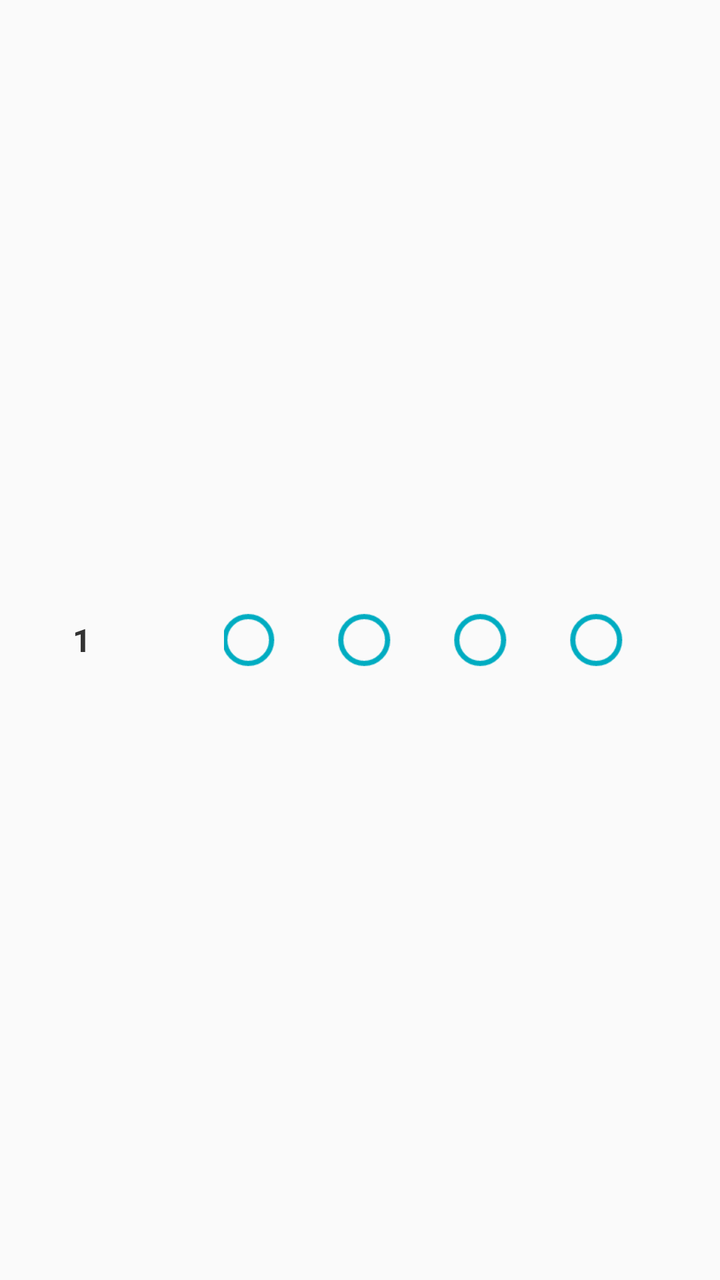
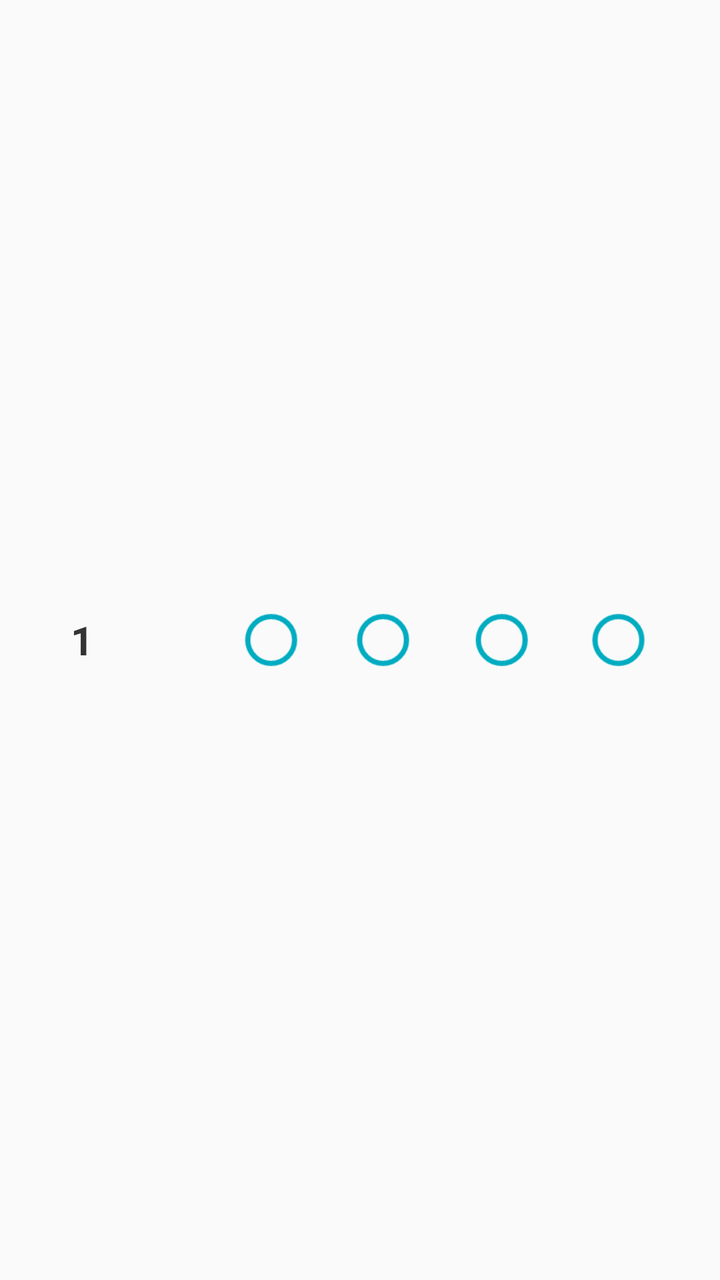

The first picture is an Android layout as it rendered before a commit; the second is the same layout after the commit. The layout source and the unified diff follow.
<!-- AndroidManifest.xml: application theme Theme.Android_Python -->
<!-- res/layout/item_choice_row.xml -->
<?xml version="1.0" encoding="utf-8"?>
<LinearLayout xmlns:android="http://schemas.android.com/apk/res/android"
    android:layout_width="match_parent"
    android:layout_height="wrap_content"
    android:orientation="horizontal"
    android:paddingVertical="10dp"
    android:paddingHorizontal="16dp"
    android:gravity="center_vertical"
    android:background="?android:attr/selectableItemBackground">

    <TextView
        android:id="@+id/tvQuestionNumber"
        android:layout_width="50dp"
        android:layout_height="wrap_content"
        android:text="1"
        android:textColor="#333333"
        android:textSize="16sp"
        android:textStyle="bold"
        android:gravity="center" />

    <LinearLayout
        android:layout_width="0dp"
        android:layout_height="wrap_content"
        android:layout_weight="1"
        android:layout_marginStart="46dp"
        android:orientation="horizontal"
        android:weightSum="4">

        <RadioButton
            android:id="@+id/rbA"
            android:layout_width="0dp"
            android:layout_height="wrap_content"
            android:layout_gravity="center"
            android:layout_weight="1"
            android:buttonTint="#00ACC1"
            android:scaleX="1.3"
            android:scaleY="1.3"
            android:gravity="center" />

        <RadioButton
            android:id="@+id/rbB"
            android:layout_width="0dp"
            android:layout_height="wrap_content"
            android:layout_weight="1"
            android:layout_gravity="center"
            android:buttonTint="#00ACC1"
            android:scaleX="1.3"
            android:scaleY="1.3"
            android:gravity="center" />

        <RadioButton
            android:id="@+id/rbC"
            android:layout_width="0dp"
            android:layout_height="wrap_content"
            android:layout_weight="1"
            android:layout_gravity="center"
            android:buttonTint="#00ACC1"
            android:scaleX="1.3"
            android:scaleY="1.3"
            android:gravity="center" />

        <RadioButton
            android:id="@+id/rbD"
            android:layout_width="0dp"
            android:layout_height="wrap_content"
            android:layout_weight="1"
            android:layout_gravity="center"
            android:buttonTint="#00ACC1"
            android:scaleX="1.3"
            android:scaleY="1.3"
            android:gravity="center" />
    </LinearLayout>
</LinearLayout>
<!-- resources referenced by this layout -->
<resources>
  <style name="Theme.Android_Python" parent="Theme.AppCompat.Light.NoActionBar" />
</resources>

<!-- the commit's change to res/layout/item_choice_row.xml (unified diff, before → after) -->
@@ -14,7 +14,7 @@
         android:layout_height="wrap_content"
         android:text="1"
         android:textColor="#333333"
-        android:textSize="16sp"
+        android:textSize="20sp"
         android:textStyle="bold"
         android:gravity="center" />
 
@@ -35,7 +35,8 @@
             android:buttonTint="#00ACC1"
             android:scaleX="1.3"
             android:scaleY="1.3"
-            android:gravity="center" />
+            android:gravity="center"
+            android:layout_marginLeft="10dp"/>
 
         <RadioButton
             android:id="@+id/rbB"
@@ -46,7 +47,8 @@
             android:buttonTint="#00ACC1"
             android:scaleX="1.3"
             android:scaleY="1.3"
-            android:gravity="center" />
+            android:gravity="center"
+            android:layout_marginLeft="8dp"/>
 
         <RadioButton
             android:id="@+id/rbC"
@@ -57,7 +59,8 @@
             android:buttonTint="#00ACC1"
             android:scaleX="1.3"
             android:scaleY="1.3"
-            android:gravity="center" />
+            android:gravity="center"
+            android:layout_marginLeft="11dp"/>
 
         <RadioButton
             android:id="@+id/rbD"
@@ -68,6 +71,7 @@
             android:buttonTint="#00ACC1"
             android:scaleX="1.3"
             android:scaleY="1.3"
-            android:gravity="center" />
+            android:gravity="center"
+            android:layout_marginLeft="10dp"/>
     </LinearLayout>
 </LinearLayout>
